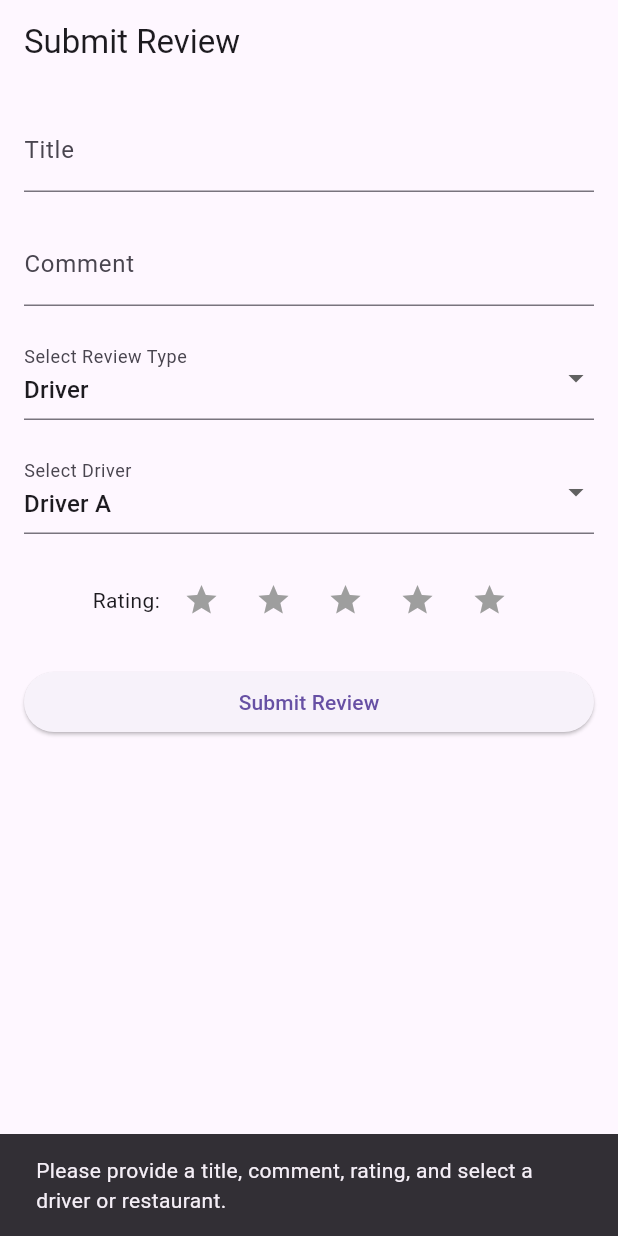
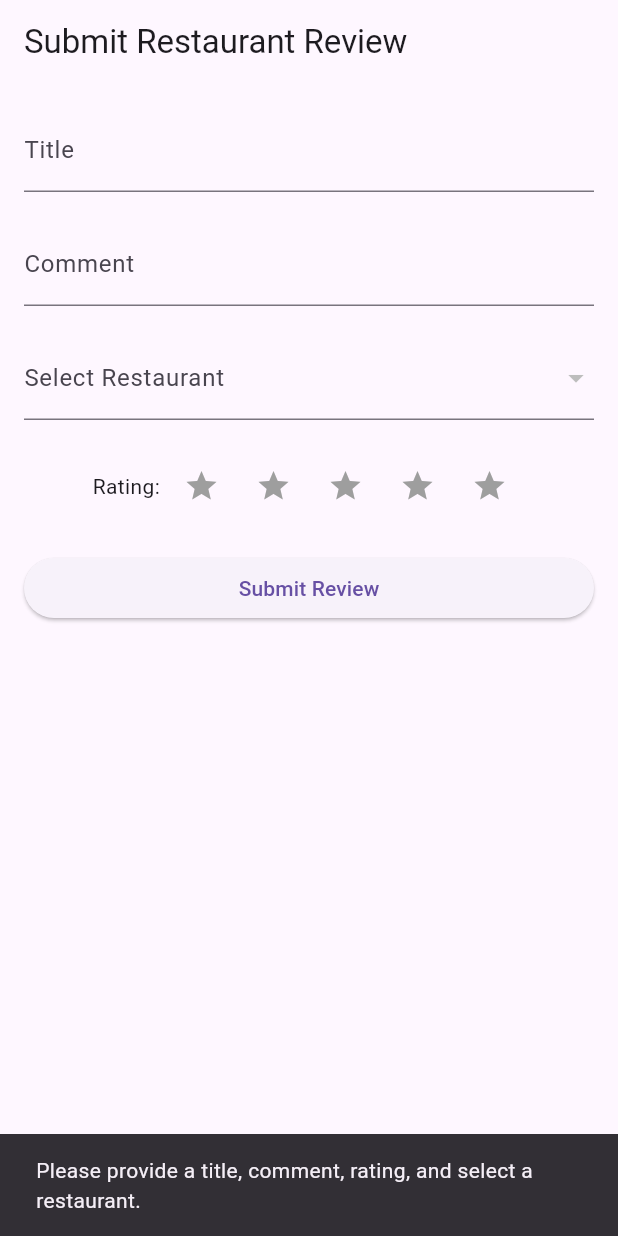
Before and after one commit to dmevans27/MADDeliveryApp, a Flutter app: the ReviewPage screen opened directly, after a tap on "Submit Review", on a phone screen of 412 x 824 dp. Run offline on Flutter 3.47's test engine with Material 3 defaults, Android fonts, the light colour scheme and no system bars; our stand-ins replace cloud_firestore, firebase_auth, firebase_core; accounts and stored records are empty.

Commit message:
restaurant review prelim

```diff
--- a/lib/review.dart
+++ b/lib/review.dart
@@ -12,26 +12,34 @@ class ReviewPage extends StatefulWidget {
 
 class _ReviewPageState extends State<ReviewPage>
 {
+ final TextEditingController _titleController = TextEditingController();
+final TextEditingController _commentController = TextEditingController();
 int _rating = 0; // Default rating
-late String _selectedItem;
+String _selectedRestaurant = ''; // Default selected restaurant
+List<String> _restaurants = []; // List of restaurants from Firestore
 
 @override
 void initState() {
   super.initState();
-    _selectedItem = _items.first;
+  _fetchRestaurants(); // Fetch restaurants from Firestore when the widget initializes
 }
 
+Future<void> _fetchRestaurants() async {
+  try {
+    QuerySnapshot snapshot = await FirebaseFirestore.instance.collection('restaurants').get();
+    setState(() {
+      _restaurants = snapshot.docs.map((doc) => doc.id).toList(); // Get the document IDs (restaurant names)
+      _selectedRestaurant = _restaurants.isNotEmpty ? _restaurants.first : ''; // Set the first restaurant as default
+    });
+  } catch (error) {
+    print('Error fetching restaurants: $error');
+  }
+}
 
-  final TextEditingController _titleController = TextEditingController();
-  final TextEditingController _commentController = TextEditingController();
-  String _selectedReviewType = 'Driver'; // Default review type
-  List<String> _items = ['Driver A', 'Driver B', 'Driver C']; // Sample list of drivers, replace with actual data
-
-  @override
 Widget build(BuildContext context) {
   return Scaffold(
     appBar: AppBar(
-        title: const Text('Submit Review'),
+      title: const Text('Submit Restaurant Review'),
     ),
     body: Padding(
       padding: const EdgeInsets.all(16.0),
@@ -49,9 +57,7 @@ void initState() {
             maxLines: null, // Allow multiline input
           ),
           const SizedBox(height: 20),
-            _buildReviewTypeDropdown(), // Dropdown menu for selecting review type
-            const SizedBox(height: 20),
-            _buildItemDropdown(), // Dropdown menu for selecting specific driver or restaurant
+          _buildRestaurantDropdown(), // Dropdown menu for selecting restaurant
           const SizedBox(height: 20),
           _buildRatingBar(), // Rating bar widget
           const SizedBox(height: 20),
@@ -67,46 +73,21 @@ void initState() {
   );
 }
 
-  Widget _buildReviewTypeDropdown() {
+Widget _buildRestaurantDropdown() {
   return DropdownButtonFormField<String>(
-      value: _selectedReviewType,
-      items: ['Driver', 'Restaurant'].map((String value) {
+    value: _selectedRestaurant,
+    items: _restaurants.map((String restaurant) {
       return DropdownMenuItem<String>(
-          value: value,
-          child: Text(value),
+        value: restaurant,
+        child: Text(restaurant),
       );
     }).toList(),
     onChanged: (value) {
       setState(() {
-          _selectedReviewType = value!;
-          // Reset selected item when review type changes
-          _selectedItem = '';
+        _selectedRestaurant = value!;
       });
     },
-      decoration: const InputDecoration(labelText: 'Select Review Type'),
-    );
-  }
-
-  Widget _buildItemDropdown() {
-    return DropdownButtonFormField<String>(
-      value: _selectedItem,
-      items: _selectedReviewType == 'Driver'
-          ? _items.map((String value) {
-              return DropdownMenuItem<String>(
-                value: value,
-                child: Text(value),
-              );
-            }).toList()
-          : null, // Only show dropdown if review type is 'Driver'
-      onChanged: (value) {
-        setState(() {
-          _selectedItem = value!;
-        });
-      },
-      decoration: InputDecoration(
-        labelText: _selectedReviewType == 'Driver' ? 'Select Driver' : 'Select Restaurant',
-        enabled: _selectedReviewType == 'Driver', // Disable dropdown if review type is 'Restaurant'
-      ),
+    decoration: const InputDecoration(labelText: 'Select Restaurant'),
   );
 }
 
@@ -165,21 +146,19 @@ void initState() {
   String comment = _commentController.text.trim();
 
   // Validate input
-    if (title.isEmpty || comment.isEmpty || _rating == 0 || _selectedItem.isEmpty) {
+  if (title.isEmpty || comment.isEmpty || _rating == 0 || _selectedRestaurant.isEmpty) {
     ScaffoldMessenger.of(context).showSnackBar(
-        const SnackBar(content: Text('Please provide a title, comment, rating, and select a driver or restaurant.')),
+      const SnackBar(content: Text('Please provide a title, comment, rating, and select a restaurant.')),
     );
     return;
   }
 
   // Add the review to Firestore
   try {
-      await FirebaseFirestore.instance.collection('reviews').add({
+    await FirebaseFirestore.instance.collection('restaurants').doc(_selectedRestaurant).collection('reviews').add({
       'title': title,
       'comment': comment,
       'rating': _rating,
-        'reviewType': _selectedReviewType,
-        'item': _selectedItem,
       // Add other fields such as userId, timestamp, etc.
     });
     Navigator.pop(context); // Return to the previous page
```
Lines whose indentation alone changed are shown as unchanged.
